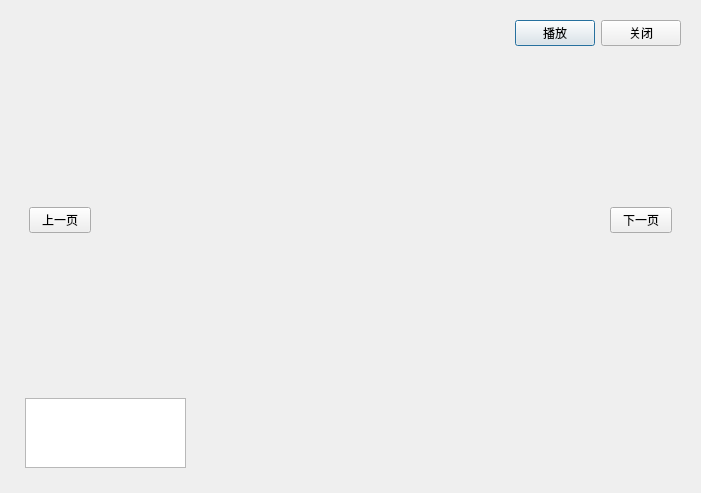
First picture: the form in slideshowdialog.ui, repository Sprinining/qt-album, before the edit.
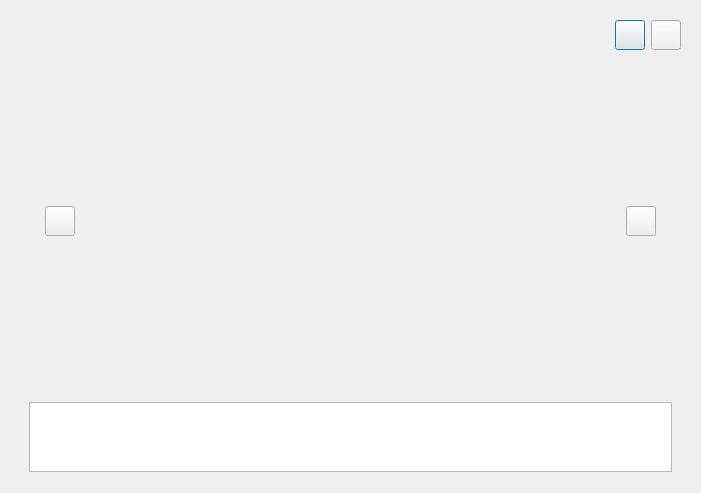
Second picture: the form after the edit. Custom widgets are drawn as their Qt base class.

Commit message: feat: 增加带切换状态的图像按钮

Diff of the .ui file:
```diff
--- a/slideshowdialog.ui
+++ b/slideshowdialog.ui
@@ -31,16 +31,40 @@
        </spacer>
       </item>
       <item>
-       <widget class="QPushButton" name="pushButtonPlay">
+       <widget class="ToggleImageButton" name="pushButtonPlay">
+        <property name="minimumSize">
+         <size>
+          <width>30</width>
+          <height>30</height>
+         </size>
+        </property>
+        <property name="maximumSize">
+         <size>
+          <width>30</width>
+          <height>30</height>
+         </size>
+        </property>
         <property name="text">
-         <string>播放</string>
+         <string/>
         </property>
        </widget>
       </item>
       <item>
-       <widget class="QPushButton" name="pushButtonStop">
+       <widget class="ImageButton" name="pushButtonStop">
+        <property name="minimumSize">
+         <size>
+          <width>30</width>
+          <height>30</height>
+         </size>
+        </property>
+        <property name="maximumSize">
+         <size>
+          <width>30</width>
+          <height>30</height>
+         </size>
+        </property>
         <property name="text">
-         <string>关闭</string>
+         <string/>
         </property>
        </widget>
       </item>
@@ -66,9 +90,21 @@
         </property>
         <layout class="QHBoxLayout" name="horizontalLayout_4">
          <item>
-          <widget class="QPushButton" name="pushButtonPrev">
+          <widget class="ImageButton" name="pushButtonPrev">
+           <property name="minimumSize">
+            <size>
+             <width>30</width>
+             <height>30</height>
+            </size>
+           </property>
+           <property name="maximumSize">
+            <size>
+             <width>30</width>
+             <height>30</height>
+            </size>
+           </property>
            <property name="text">
-            <string>上一页</string>
+            <string/>
            </property>
           </widget>
          </item>
@@ -94,9 +130,21 @@
         </property>
         <layout class="QHBoxLayout" name="horizontalLayout_5">
          <item>
-          <widget class="QPushButton" name="pushButtonNext">
+          <widget class="ImageButton" name="pushButtonNext">
+           <property name="minimumSize">
+            <size>
+             <width>30</width>
+             <height>30</height>
+            </size>
+           </property>
+           <property name="maximumSize">
+            <size>
+             <width>30</width>
+             <height>30</height>
+            </size>
+           </property>
            <property name="text">
-            <string>下一页</string>
+            <string/>
            </property>
           </widget>
          </item>
@@ -123,15 +171,9 @@
           <height>80</height>
          </size>
         </property>
+        <layout class="QHBoxLayout" name="horizontalLayout_6">
+         <item>
         <widget class="QListWidget" name="listWidget">
-         <property name="geometry">
-          <rect>
-           <x>5</x>
-           <y>5</y>
-           <width>161</width>
-           <height>70</height>
-          </rect>
-         </property>
          <property name="minimumSize">
           <size>
            <width>0</width>
@@ -145,6 +187,8 @@
           </size>
          </property>
         </widget>
+         </item>
+        </layout>
        </widget>
       </item>
      </layout>
@@ -152,6 +196,18 @@
    </item>
   </layout>
  </widget>
+ <customwidgets>
+  <customwidget>
+   <class>ImageButton</class>
+   <extends>QPushButton</extends>
+   <header location="global">imagebutton.h</header>
+  </customwidget>
+  <customwidget>
+   <class>ToggleImageButton</class>
+   <extends>QPushButton</extends>
+   <header location="global">toggleimagebutton.h</header>
+  </customwidget>
+ </customwidgets>
  <resources/>
  <connections/>
 </ui>
```
Lines whose indentation alone changed are shown as unchanged. The commit also changes 5 other files.
